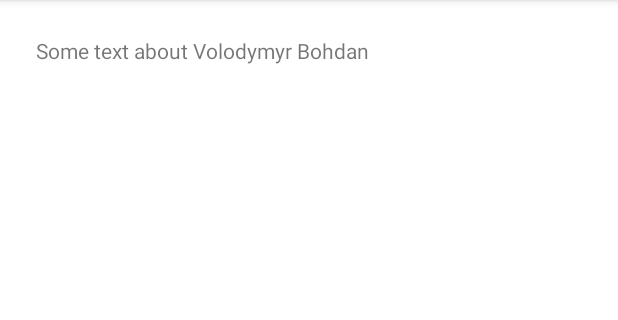
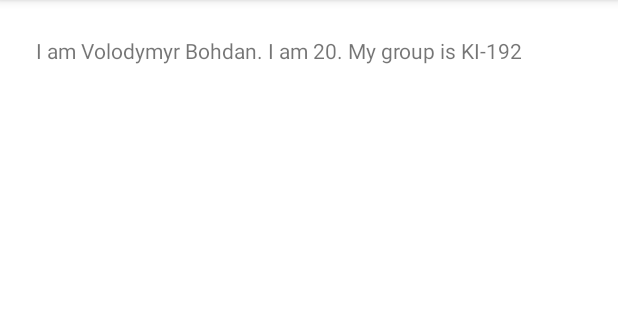
Before and after one commit to vovan42002/labs_android, an Android app built with Jetpack Compose: the AboutFragment screen opened through its navigation route, on a phone screen of 412 x 824 dp, the part 84-404 px from its top. Run offline under Robolectric (Android 15) with nearby library versions, the phone set to English and light mode, and no system bars.

Commit message:
Update about section for lab1

```diff
--- a/app/src/main/res/layout/fragment_about.xml
+++ b/app/src/main/res/layout/fragment_about.xml
@@ -12,7 +12,7 @@
         android:layout_marginLeft="24dp"
         android:layout_marginRight="24dp"
         android:layout_marginTop="24dp"
-        android:text="Some text about Volodymyr Bohdan"
+        android:text="@string/about_developer"
         app:layout_constraintHorizontal_bias="0.0"
         app:layout_constraintLeft_toLeftOf="parent"
         app:layout_constraintRight_toRightOf="parent"
--- a/app/src/main/res/values/strings.xml
+++ b/app/src/main/res/values/strings.xml
@@ -6,6 +6,8 @@
     <string name="start">Start</string>
     <string name="about">About</string>
     <string name="exit">Exit</string>
+
+    <string name="about_developer">I am Volodymyr Bohdan. I am 20. My group is KI-192</string>
 
     <string-array name="levels">
         <item>Low</item>
```
